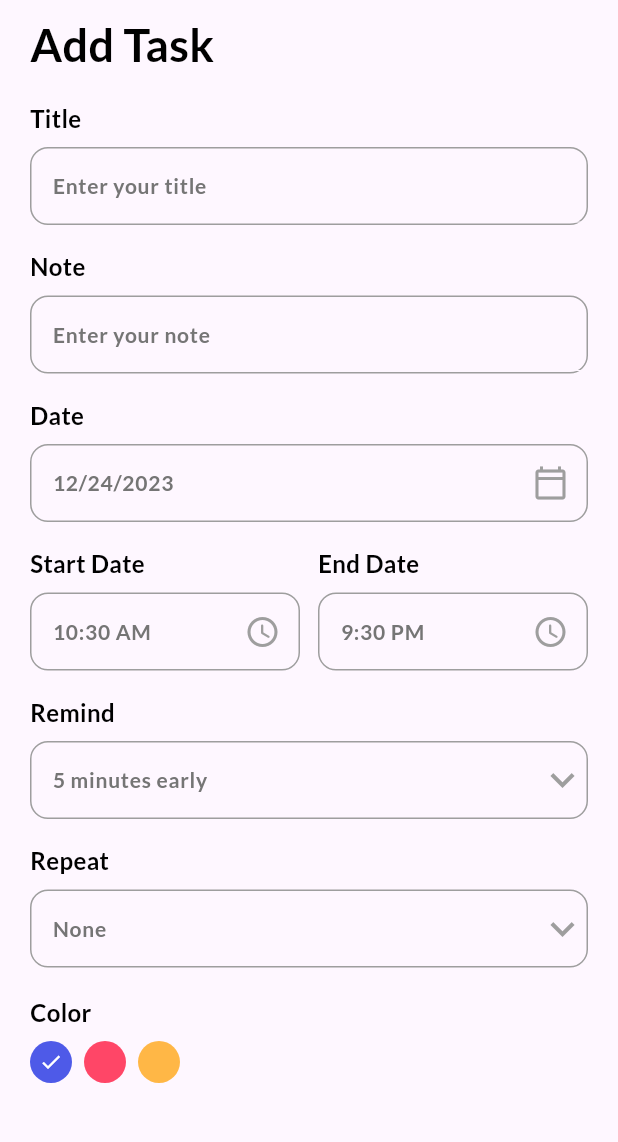
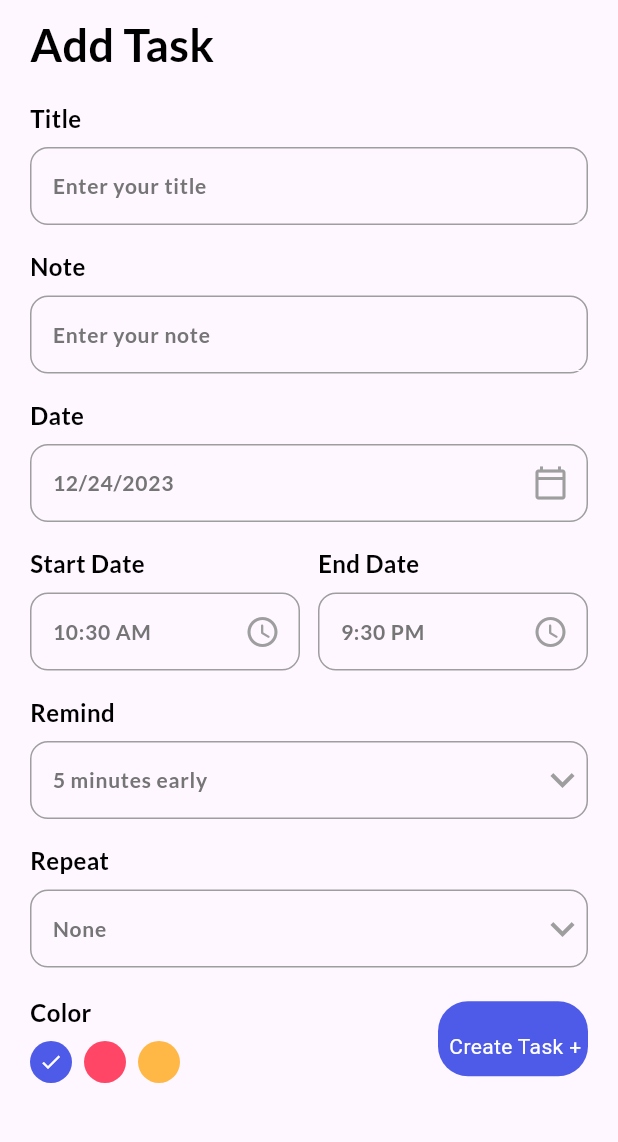
Before and after one commit to rizkiananda217/3C-K6-PPM, a Flutter app: the AddTaskPage screen opened directly, on a phone screen of 412 x 824 dp, the part 72-1214 px from its top. Run offline on Flutter 3.47's test engine with Material 3 defaults, Android fonts, the phone set to English and light mode, and no system bars; our stand-ins replace date_picker_timeline, get, get_storage, google_fonts; accounts and stored records are empty.

Commit message:
membuat button untuk membuat tugas

```diff
--- a/aplikasi_trio_todo/lib/pages/add_task_bar.dart
+++ b/aplikasi_trio_todo/lib/pages/add_task_bar.dart
@@ -1,5 +1,6 @@
 import 'package:aplikasi_trio_todo/pages/theme.dart';
 import 'package:aplikasi_trio_todo/services/theme_services.dart';
+import 'package:aplikasi_trio_todo/widgets/button.dart';
 import 'package:aplikasi_trio_todo/widgets/input_field.dart';
 import 'package:flutter/material.dart';
 import 'package:get/get.dart';
@@ -141,7 +142,11 @@ class _AddTaskPageState extends State<AddTaskPage> {
                   height: 18,
                 ),
                 Row(
-                  children: [_colorPallete()],
+                  mainAxisAlignment: MainAxisAlignment.spaceBetween,
+                  children: [
+                    _colorPallete(),
+                    MyButton(label: "\n  Create Task + ", onTap: () => null)
+                  ],
                 )
               ],
             ),
```
